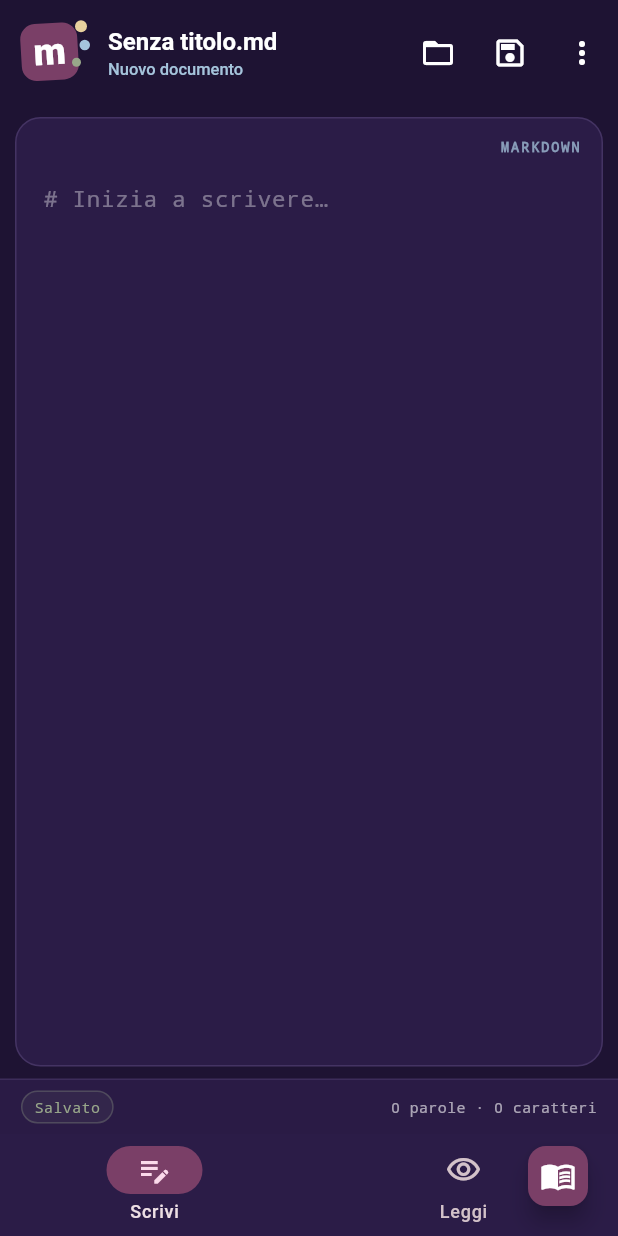
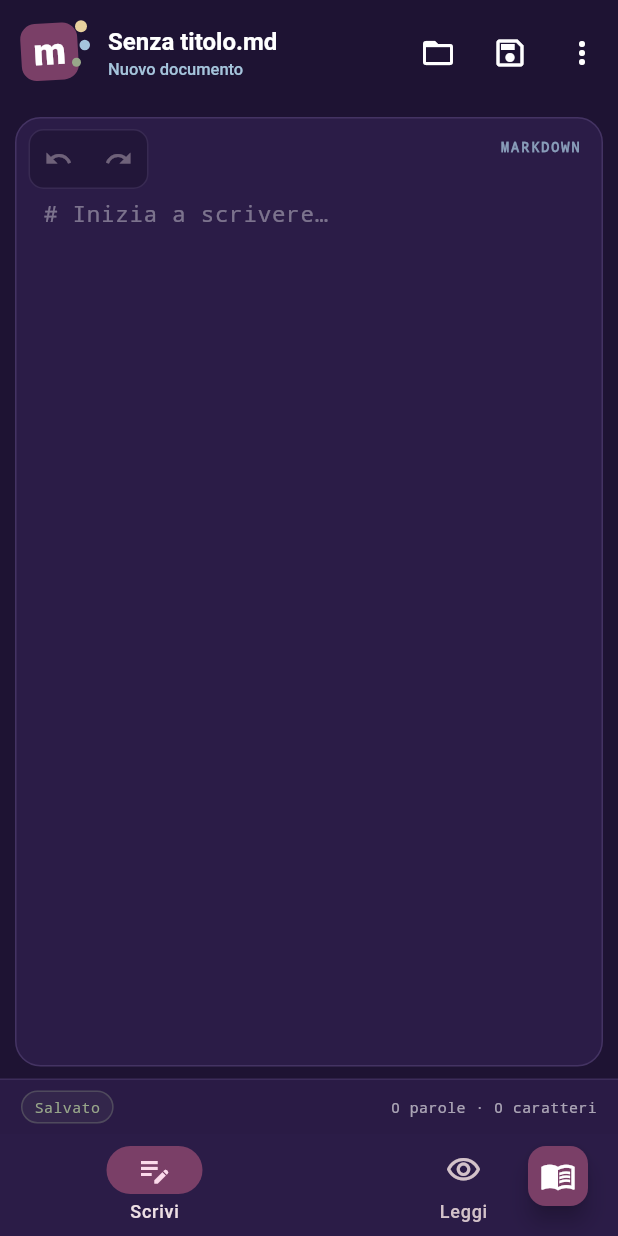
Before and after one commit to maryvellous/markdown-editor, a Flutter app: the screen it shows after launch, on a phone screen of 412 x 824 dp. Run offline on Flutter 3.47's test engine with Material 3 defaults, Android fonts, the phone set to English and light mode, and no system bars; our stand-ins replace flutter_markdown_plus; missing offline and left inert: mermaid_flutter.

Commit message:
Add Mermaid preview and undo redo controls

````diff
--- a/mobile/lib/main.dart
+++ b/mobile/lib/main.dart
@@ -3,6 +3,7 @@ import 'dart:convert';
 import 'package:flutter/material.dart';
 import 'package:flutter/services.dart';
 import 'package:flutter_markdown_plus/flutter_markdown_plus.dart';
+import 'package:mermaid_flutter/mermaid_flutter.dart';
 
 const _canvas = Color(0xFF1E1333);
 const _card = Color(0xFF2B1C47);
@@ -125,6 +126,7 @@ class _EditorHomeState extends State<EditorHome> with WidgetsBindingObserver {
 
   final _editor = TextEditingController();
   final _editorFocus = FocusNode();
+  UndoHistoryController _undoController = UndoHistoryController();
   final List<RecentDocument> _recents = <RecentDocument>[];
 
   String _name = 'Senza titolo.md';
@@ -230,6 +232,13 @@ class _EditorHomeState extends State<EditorHome> with WidgetsBindingObserver {
       kind: GuideKind.snippet,
       value: '| Colonna A | Colonna B |\n| --- | --- |\n| Valore | Valore |',
     ),
+    GuideItem(
+      label: 'Diagramma Mermaid',
+      syntax: '```mermaid',
+      kind: GuideKind.snippet,
+      value: '```mermaid\ngraph TD\n  A[Inizio] --> B[Fine]\n```',
+      selectText: 'graph TD\n  A[Inizio] --> B[Fine]',
+    ),
   ];
 
   bool get _dirty => _editor.text != _savedContent;
@@ -253,6 +262,7 @@ class _EditorHomeState extends State<EditorHome> with WidgetsBindingObserver {
     _editor.removeListener(_onEditorChanged);
     _editor.dispose();
     _editorFocus.dispose();
+    _undoController.dispose();
     super.dispose();
   }
 
@@ -350,6 +360,7 @@ class _EditorHomeState extends State<EditorHome> with WidgetsBindingObserver {
 
   Future<void> _newDocument() async {
     if (!await _confirmDiscard()) return;
+    _resetUndoHistory();
     setState(() {
       _name = 'Senza titolo.md';
       _uri = null;
@@ -423,6 +434,7 @@ class _EditorHomeState extends State<EditorHome> with WidgetsBindingObserver {
     final uri = data['uri'] as String?;
     final name = data['name'] as String? ?? 'documento.md';
 
+    _resetUndoHistory();
     setState(() {
       _name = name;
       _uri = uri == null || uri.isEmpty ? null : uri;
@@ -434,6 +446,12 @@ class _EditorHomeState extends State<EditorHome> with WidgetsBindingObserver {
     });
 
     if (addToRecents) _rememberCurrentDocument();
+  }
+
+  void _resetUndoHistory() {
+    final previous = _undoController;
+    _undoController = UndoHistoryController();
+    WidgetsBinding.instance.addPostFrameCallback((_) => previous.dispose());
   }
 
   void _rememberCurrentDocument() {
@@ -844,6 +862,7 @@ class _EditorHomeState extends State<EditorHome> with WidgetsBindingObserver {
                           mode: mode,
                           editor: _editor,
                           editorFocus: _editorFocus,
+                          undoController: _undoController,
                         ),
                 ),
                 _StatusBar(
@@ -906,17 +925,20 @@ class _Workspace extends StatelessWidget {
     required this.mode,
     required this.editor,
     required this.editorFocus,
+    required this.undoController,
   });
 
   final EditorMode mode;
   final TextEditingController editor;
   final FocusNode editorFocus;
+  final UndoHistoryController undoController;
 
   @override
   Widget build(BuildContext context) {
     final editorPane = _EditorPane(
       controller: editor,
       focusNode: editorFocus,
+      undoController: undoController,
     );
     final previewPane = _PreviewPane(markdown: editor.text);
 
@@ -938,18 +960,27 @@ class _Workspace extends StatelessWidget {
 }
 
 class _EditorPane extends StatelessWidget {
-  const _EditorPane({required this.controller, required this.focusNode});
+  const _EditorPane({
+    required this.controller,
+    required this.focusNode,
+    required this.undoController,
+  });
 
   final TextEditingController controller;
   final FocusNode focusNode;
+  final UndoHistoryController undoController;
 
   @override
   Widget build(BuildContext context) {
     return _Pane(
       label: 'MARKDOWN',
+      child: Stack(
+        children: <Widget>[
+          Positioned.fill(
             child: TextField(
               controller: controller,
               focusNode: focusNode,
+              undoController: undoController,
               expands: true,
               maxLines: null,
               minLines: null,
@@ -966,11 +997,60 @@ class _EditorPane extends StatelessWidget {
               cursorColor: _sand,
               decoration: const InputDecoration(
                 border: InputBorder.none,
-          contentPadding: EdgeInsets.fromLTRB(18, 42, 18, 72),
+                contentPadding: EdgeInsets.fromLTRB(18, 52, 18, 72),
                 hintText: '# Inizia a scrivere…',
                 hintStyle: TextStyle(color: Colors.white38),
               ),
             ),
+          ),
+          Positioned(
+            left: 8,
+            top: 7,
+            child: _UndoRedoButtons(controller: undoController),
+          ),
+        ],
+      ),
+    );
+  }
+}
+
+class _UndoRedoButtons extends StatelessWidget {
+  const _UndoRedoButtons({required this.controller});
+
+  final UndoHistoryController controller;
+
+  @override
+  Widget build(BuildContext context) {
+    return ValueListenableBuilder<UndoHistoryValue>(
+      valueListenable: controller,
+      builder: (context, value, _) {
+        return DecoratedBox(
+          decoration: BoxDecoration(
+            color: _canvas.withValues(alpha: 0.72),
+            borderRadius: BorderRadius.circular(10),
+            border: Border.all(color: _lavender.withValues(alpha: 0.18)),
+          ),
+          child: Row(
+            mainAxisSize: MainAxisSize.min,
+            children: <Widget>[
+              IconButton(
+                tooltip: 'Annulla',
+                iconSize: 19,
+                visualDensity: VisualDensity.compact,
+                onPressed: value.canUndo ? controller.undo : null,
+                icon: const Icon(Icons.undo),
+              ),
+              IconButton(
+                tooltip: 'Ripristina',
+                iconSize: 19,
+                visualDensity: VisualDensity.compact,
+                onPressed: value.canRedo ? controller.redo : null,
+                icon: const Icon(Icons.redo),
+              ),
+            ],
+          ),
+        );
+      },
     );
   }
 }
@@ -997,7 +1077,8 @@ class _PreviewPane extends StatelessWidget {
                     style: TextStyle(color: Color(0xFF5E5069)),
                   ),
                 ],
-              ),            )
+              ),
+            )
           : Theme(
               data: ThemeData.light(useMaterial3: true).copyWith(
                 textTheme: ThemeData.light().textTheme.apply(
@@ -1005,12 +1086,108 @@ class _PreviewPane extends StatelessWidget {
                       displayColor: _plum,
                     ),
               ),
-              child: Markdown(
-                data: markdown,
-                selectable: true,
+              child: _MarkdownPreview(markdown: markdown),
+            ),
+    );
+  }
+}
+
+class _PreviewSegment {
+  const _PreviewSegment({required this.content, required this.isMermaid});
+
+  final String content;
+  final bool isMermaid;
+}
+
+class _MarkdownPreview extends StatelessWidget {
+  const _MarkdownPreview({required this.markdown});
+
+  final String markdown;
+
+  static final RegExp _mermaidFence = RegExp(
+    r'```mermaid[ \\t]*\\r?\\n([\\s\\S]*?)\\r?\\n?```',
+    caseSensitive: false,
+  );
+
+  List<_PreviewSegment> _segments() {
+    final result = <_PreviewSegment>[];
+    var cursor = 0;
+
+    for (final match in _mermaidFence.allMatches(markdown)) {
+      if (match.start > cursor) {
+        result.add(
+          _PreviewSegment(
+            content: markdown.substring(cursor, match.start),
+            isMermaid: false,
+          ),
+        );
+      }
+      result.add(
+        _PreviewSegment(
+          content: (match.group(1) ?? '').trim(),
+          isMermaid: true,
+        ),
+      );
+      cursor = match.end;
+    }
+
+    if (cursor < markdown.length) {
+      result.add(
+        _PreviewSegment(
+          content: markdown.substring(cursor),
+          isMermaid: false,
+        ),
+      );
+    }
+
+    return result;
+  }
+
+  @override
+  Widget build(BuildContext context) {
+    final parts = _segments();
+    final mermaidTheme = MaterialMermaidTheme.fromTheme(Theme.of(context));
+
+    return ListView(
       padding: const EdgeInsets.fromLTRB(20, 42, 20, 70),
+      children: <Widget>[
+        for (final part in parts)
+          if (part.isMermaid)
+            Container(
+              height: 300,
+              margin: const EdgeInsets.symmetric(vertical: 12),
+              clipBehavior: Clip.antiAlias,
+              decoration: BoxDecoration(
+                color: Colors.white,
+                borderRadius: BorderRadius.circular(12),
+                border: Border.all(color: _sand.withValues(alpha: 0.7)),
+              ),
+              child: MermaidView(
+                source: part.content,
+                theme: mermaidTheme,
+                backgroundColor: Colors.white,
+                showControls: false,
+                allowFullscreen: false,
+                semanticNodes: true,
+                errorBuilder: (context, error) => Padding(
+                  padding: const EdgeInsets.all(16),
+                  child: Text(
+                    'Diagramma Mermaid non valido:\n$error',
+                    style: const TextStyle(
+                      color: Color(0xFF6E3945),
+                      fontFamily: 'monospace',
+                      fontSize: 12,
                     ),
                   ),
+                ),
+              ),
+            )
+          else if (part.content.trim().isNotEmpty)
+            MarkdownBody(
+              data: part.content,
+              selectable: true,
+            ),
+      ],
     );
   }
 }
````
Lines whose indentation alone changed are shown as unchanged.
